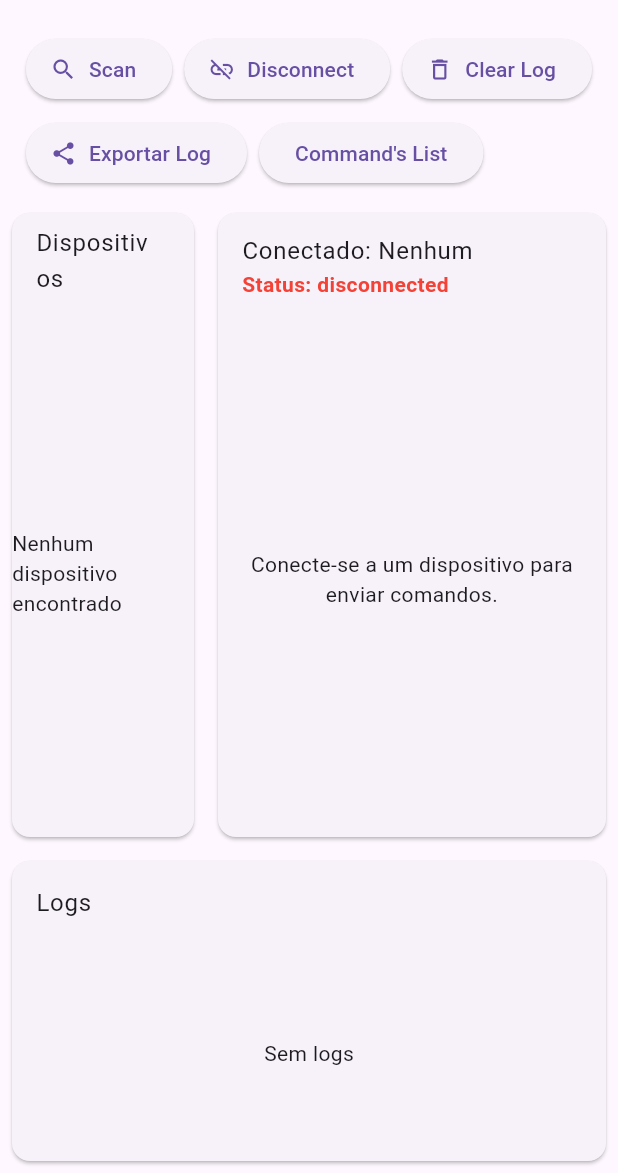
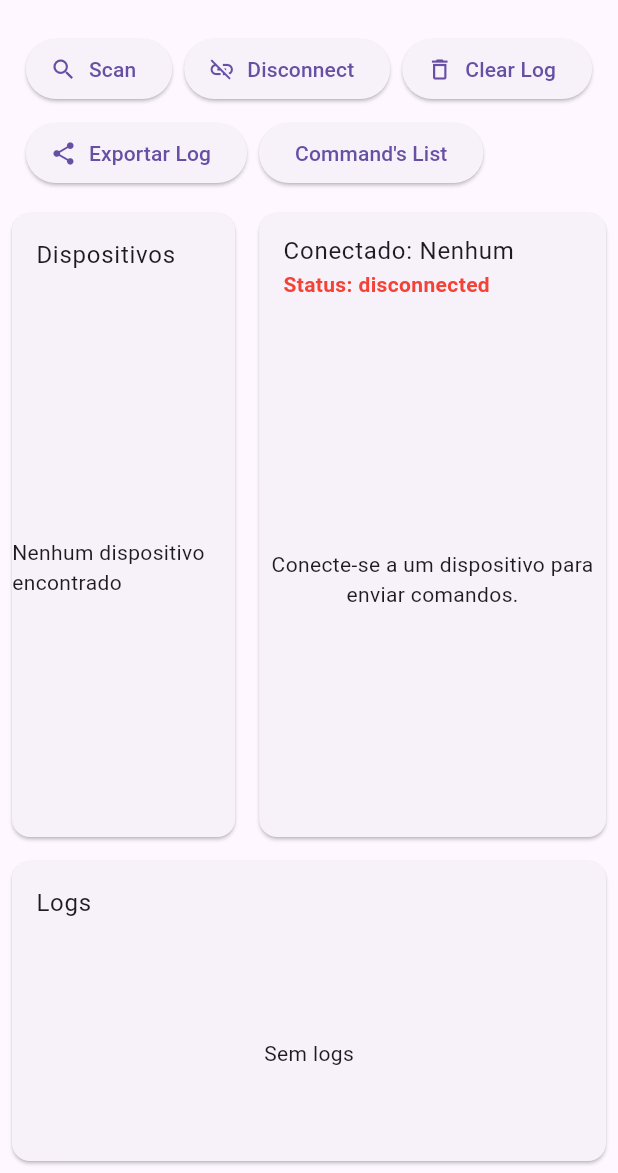
Before and after one commit to FelipeGSLobo/obd_sniffer_external.app, a Flutter app: the screen it shows after launch, on a phone screen of 412 x 824 dp, the part 63-1236 px from its top. Run offline on Flutter 3.47's test engine with Material 3 defaults, Android fonts, the phone set to English and light mode, and no system bars; our stand-ins replace flutter_bloc, flutter_blue_plus, flutter_bluetooth_serial, open_filex, permission_handler, share_plus and 1 more.

Commit message:
Aprimorado painel para buscar protocolo OBD

```diff
--- a/lib/data/models/obd_protocol.dart
+++ b/lib/data/models/obd_protocol.dart
@@ -1,7 +1,9 @@
 class ObdProtocol {
   final String name;
   final String code;
-  final String rpm;
+  String rpm = "";
 
-  ObdProtocol({required this.name, required this.code, required this.rpm});
+  ObdProtocol({required this.name, required this.code, String? rpm}) {
+    if (rpm != null) this.rpm = rpm;
+  }
 }
--- a/lib/ui/screens/home/home_page.dart
+++ b/lib/ui/screens/home/home_page.dart
@@ -2,11 +2,11 @@ import 'package:flutter/material.dart';
 import 'package:flutter_bloc/flutter_bloc.dart';
 import 'package:intl/intl.dart';
 import 'package:obd_log/bloc/Bluetooth/device_cubit.dart';
-import 'package:obd_log/bloc/Bluetooth/device_state.dart'; // **IMPORTANTE: Crie este arquivo**
+import 'package:obd_log/bloc/Bluetooth/device_state.dart';
 import 'package:obd_log/bloc/OBD/obd_cubit.dart';
 import 'package:obd_log/data/models/obd_device.dart';
 import 'package:obd_log/data/models/obd_log.dart';
-import 'package:obd_log/services/log_exporter.dart'; // **IMPORTANTE: Crie este arquivo**
+import 'package:obd_log/services/log_exporter.dart';
 import 'package:obd_log/ui/components/panel_container.dart';
 import 'package:permission_handler/permission_handler.dart';
 
@@ -108,14 +108,17 @@ class HomePage extends StatelessWidget {
                                   Text("ATZ - Reset"),
                                   Text("ATE0 - Eco OFF"),
                                   Text("ATL0 - Linefeeds OFF"),
+                                  Text(
+                                      "ATS0 - Espaços OFF, respostas contínuas, 1 para ativar"),
                                   Text("ATH0 - Headers OFF, 1 para ativar"),
-                                  Text("ATH0 - Espaços OFF, respostas contínuas, 1 para ativar"),
+                                  Text("AT SP 0 - Automatic Protocol"),
                                   Text("ATI - Device Info"),
                                   Text("AT RV - Batery Voltage"),
                                   Text("AT TA - Turn Adaptive Timing On"),
-                                  Text("AT SP 0 - Automatic Protocol"),
                                   Text("AT DP - Show Protocol"),
-                                  Text("AT SH EA 000 F9 - Set Header -> CAN ID: Engine ECU"),
+                                  Text("ATD - Display All Data"),
+                                  Text(
+                                      "AT SH EA 000 F9 - Set Header -> CAN ID: Engine ECU"),
                                   Divider(),
                                   Text(
                                     "Common OBD-II Commands:",
@@ -170,7 +173,7 @@ class HomePage extends StatelessWidget {
               children: [
                 // LISTA DE DISPOSITIVOS
                 Flexible(
-                  flex: 1,
+                  flex: 2,
                   child: Card(
                     margin: const EdgeInsets.all(8),
                     child: Column(
@@ -201,7 +204,6 @@ class HomePage extends StatelessWidget {
                               }
                               return ListView.builder(
                                 itemCount: state.devices.length,
-                                itemExtent: 170,
                                 itemBuilder: (context, index) {
                                   final device = state.devices[index];
                                   final isConnecting = state.status ==
@@ -254,7 +256,7 @@ class HomePage extends StatelessWidget {
                 ),
                 // PAINEL DE COMANDOS
                 Flexible(
-                  flex: 2,
+                  flex: 3,
                   child: Card(
                     margin: const EdgeInsets.all(8),
                     child: BlocBuilder<ObdDeviceCubit, ObdDeviceState>(
@@ -277,9 +279,13 @@ class HomePage extends StatelessWidget {
                             ),
                             // Mostra os botões de comando apenas se estiver conectado.
                             if (isConnected) ...[
+                              Expanded(
+                                  child: SingleChildScrollView(
+                                child: Column(
+                                  children: [
                                     Padding(
-                                padding:
-                                    const EdgeInsets.symmetric(horizontal: 8.0),
+                                      padding: const EdgeInsets.symmetric(
+                                          horizontal: 8.0),
                                       child: Wrap(
                                         spacing: 8,
                                         children: [
@@ -288,20 +294,43 @@ class HomePage extends StatelessWidget {
                                                   .sendCommand('ATZ', logCubit),
                                               child: const Text('ATZ')),
                                           ElevatedButton(
+                                              onPressed: () =>
+                                                  deviceCubit.sendCommand(
+                                                      'ATE0', logCubit),
+                                              child: const Text('ATE0')),
+                                          ElevatedButton(
+                                              onPressed: () =>
+                                                  deviceCubit.sendCommand(
+                                                      'ATL0', logCubit),
+                                              child: const Text('ATL0')),
+                                          ElevatedButton(
+                                              onPressed: () =>
+                                                  deviceCubit.sendCommand(
+                                                      'ATH0', logCubit),
+                                              child: const Text('ATH0')),
+                                          ElevatedButton(
+                                              onPressed: () =>
+                                                  deviceCubit.sendCommand(
+                                                      'ATSP0', logCubit),
+                                              child: const Text('ATSP0')),
+                                          ElevatedButton(
                                               onPressed: () => deviceCubit
                                                   .sendCommand('ATI', logCubit),
                                               child: const Text('ATI')),
                                           ElevatedButton(
-                                        onPressed: () => deviceCubit
-                                            .sendCommand('0100', logCubit),
+                                              onPressed: () =>
+                                                  deviceCubit.sendCommand(
+                                                      '0100', logCubit),
                                               child: const Text('0100')),
                                           ElevatedButton(
-                                        onPressed: () => deviceCubit
-                                            .sendCommand('010C', logCubit),
+                                              onPressed: () =>
+                                                  deviceCubit.sendCommand(
+                                                      '010C', logCubit),
                                               child: const Text('RPM')),
                                           ElevatedButton(
-                                        onPressed: () => deviceCubit
-                                            .sendCommand('010D', logCubit),
+                                              onPressed: () =>
+                                                  deviceCubit.sendCommand(
+                                                      '010D', logCubit),
                                               child: const Text('SPEED')),
                                           ElevatedButton(
                                               onPressed: () => deviceCubit
@@ -313,7 +342,8 @@ class HomePage extends StatelessWidget {
                                                   context: context,
                                                   builder: (context) {
                                                     return AlertDialog(
-                                                title: const Text("Painel"),
+                                                      title:
+                                                          const Text("Painel"),
                                                       content:
                                                           const SingleChildScrollView(
                                                         child: PanelContainer(),
@@ -321,9 +351,11 @@ class HomePage extends StatelessWidget {
                                                       actions: [
                                                         TextButton(
                                                           onPressed: () =>
-                                                        Navigator.of(context)
+                                                              Navigator.of(
+                                                                      context)
                                                                   .pop(),
-                                                    child: const Text('Fechar'),
+                                                          child: const Text(
+                                                              'Fechar'),
                                                         ),
                                                       ],
                                                     );
@@ -362,6 +394,9 @@ class HomePage extends StatelessWidget {
                                         ],
                                       ),
                                     ),
+                                  ],
+                                ),
+                              ))
                             ] else
                               const Expanded(
                                 child: Center(
```
Also changed, not shown: lib/bloc/Bluetooth/device_cubit.dart (+56 -0 lines), lib/data/providers/obd_provider.dart (+5 -2 lines), lib/ui/components/panel_container.dart (+90 -19 lines). Lines whose indentation alone changed are shown as unchanged.
